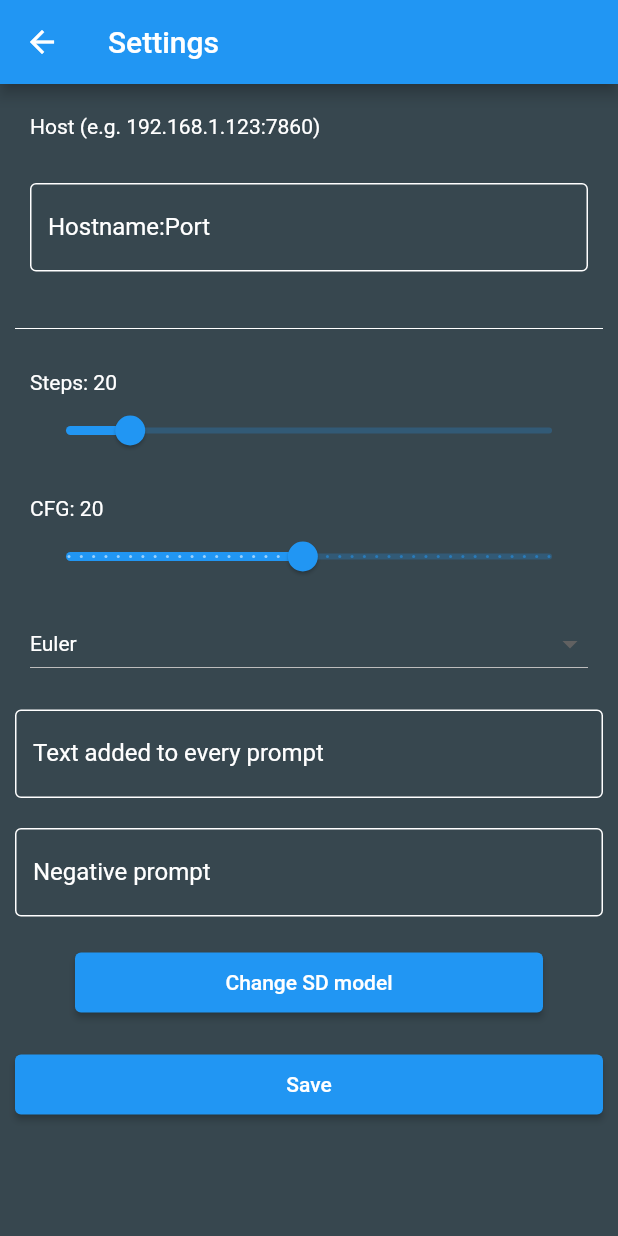
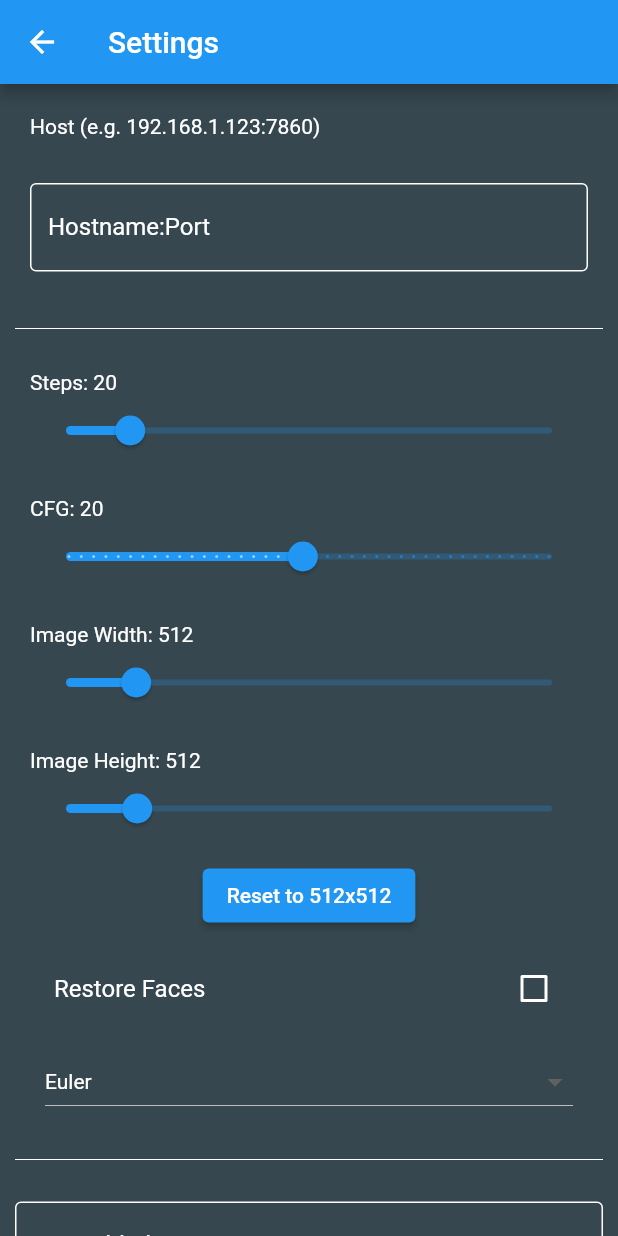
Before and after one commit to bjm021/stable_diffusion_mobileui, a Flutter app: the SettingsPage screen opened by its route, on a phone screen of 412 x 824 dp. Run offline on Flutter 3.47's test engine with Material 2 defaults, Android fonts, the phone set to English and light mode, and no system bars; our stand-ins replace gallery_saver, shared_preferences; missing offline and left inert: dart:ffi; accounts and stored records are empty.

Commit message:
Added restore faces option, image width and height options and fixed wrong sampler names in settings

```diff
--- a/lib/main.dart
+++ b/lib/main.dart
@@ -32,6 +32,7 @@ class MyApp extends StatelessWidget {
         '/settings': (context) => SettingsPage(),
       },
       theme: ThemeData(
+        unselectedWidgetColor: Colors.white,
         primarySwatch: Colors.blue,
         scaffoldBackgroundColor: Colors.blueGrey.shade800,
         textTheme: const TextTheme(
@@ -244,10 +245,11 @@ Future<String> createImage(BuildContext context, String prompt) async {
   map['batch_size'] = "1";
   map['steps'] = "${prefs.getInt("steps")}";
   map['cfg_scale'] = "${prefs.getInt("cfg")}";
-  map['width'] = "512";
-  map['height'] = "512";
+  map['width'] = "${prefs.getInt("width") ?? 512}";
+  map['height'] = "${prefs.getInt("height") ?? 512}";
   map['negative_prompt'] = prefs.getString("defaultNegativePrompt")!;
   map['sampler_index'] = prefs.getString("sampler")!;
+  map['restore_faces'] = prefs.getBool("restore-faces").toString();
 
   var body = json.encode(map);
 
--- a/lib/settings.dart
+++ b/lib/settings.dart
@@ -7,9 +7,12 @@ bool hasDataLoaded = false;
 var host = TextEditingController();
 var steps = ValueNotifier<int>(20);
 var cfg = ValueNotifier<int>(20);
+var restoreFaces = ValueNotifier<bool>(false);
 var sampler = ValueNotifier("Euler");
 var defaultPrompt = TextEditingController(text: "");
 var defaultNegativePrompt = TextEditingController(text: "");
+var width = ValueNotifier<int>(512);
+var height = ValueNotifier<int>(512);
 
 class SettingsPage extends StatefulWidget {
   SettingsPage({Key? key}) : super(key: key);
@@ -124,10 +127,100 @@ class _SettingsPageState extends State<SettingsPage> {
               },
             ),
             ValueListenableBuilder(
+              valueListenable: width,
+              builder: (context, value, child) {
+                return Column(
+                  crossAxisAlignment: CrossAxisAlignment.start,
+                  children: [
+                    Padding(
+                      padding: const EdgeInsets.fromLTRB(20, 10, 20, 0),
+                      child: Text(
+                        "Image Width: ${width.value}",
+                        textAlign: TextAlign.left,
+                      ),
+                    ),
+                    Padding(
+                      padding: const EdgeInsets.fromLTRB(20, 0, 20, 10),
+                      child: Slider(
+                        value: value.toDouble(),
+                        min: 256,
+                        max: 2048,
+                        divisions: 100,
+                        label: value.toString(),
+                        onChanged: (double newValue) {
+                          width.value = newValue.round();
+                        },
+                      ),
+                    ),
+                  ],
+                );
+              },
+            ),
+            ValueListenableBuilder(
+              valueListenable: height,
+              builder: (context, value, child) {
+                return Column(
+                  crossAxisAlignment: CrossAxisAlignment.start,
+                  children: [
+                    Padding(
+                      padding: const EdgeInsets.fromLTRB(20, 10, 20, 0),
+                      child: Text(
+                        "Image Height: ${height.value}",
+                        textAlign: TextAlign.left,
+                      ),
+                    ),
+                    Padding(
+                      padding: const EdgeInsets.fromLTRB(20, 0, 20, 10),
+                      child: Slider(
+                        value: value.toDouble(),
+                        min: 256,
+                        max: 2048,
+                        divisions: 190,
+                        label: value.toString(),
+                        onChanged: (double newValue) {
+                          height.value = newValue.round();
+                        },
+                      ),
+                    ),
+                  ],
+                );
+              },
+            ),
+            Padding(
+              padding: const EdgeInsets.fromLTRB(30, 0, 30, 10),
+              child: Center(
+                child: ElevatedButton(
+                  onPressed: () {
+                    width.value = 512;
+                    height.value = 512;
+                  },
+                  child: const Text("Reset to 512x512"),
+                ),
+              )
+            ),
+            ValueListenableBuilder(
+              valueListenable: restoreFaces,
+              builder: (context, value, child) {
+                return Padding(
+                  padding: const EdgeInsets.fromLTRB(20, 0, 20, 10),
+                  child: CheckboxListTile(
+                    title: const Text(
+                      "Restore Faces",
+                      style: TextStyle(color: Colors.white),
+                    ),
+                    value: value,
+                    onChanged: (bool? newValue) {
+                      restoreFaces.value = newValue!;
+                    },
+                  ),
+                );
+              },
+            ),
+            ValueListenableBuilder(
               valueListenable: sampler,
               builder: (context, value, child) {
                 return Padding(
-                  padding: const EdgeInsets.fromLTRB(20, 0, 20, 10),
+                  padding: const EdgeInsets.fromLTRB(30, 0, 30, 10),
                   child: DropdownButton(
                     onChanged: (String? newValue) {
                       sampler.value = newValue!;
@@ -158,16 +251,16 @@ class _SettingsPageState extends State<SettingsPage> {
                         child: Text("DPM2 a"),
                       ),
                       DropdownMenuItem(
-                        value: "DPM2++ 2S a",
-                        child: Text("DPM2++ 2S a"),
+                        value: "DPM++ 2S a",
+                        child: Text("DPM++ 2S a"),
                       ),
                       DropdownMenuItem(
                         value: "DPM++ 2M",
                         child: Text("DPM++ 2M"),
                       ),
                       DropdownMenuItem(
-                        value: "DPM2++ SDE",
-                        child: Text("DPM2++ SDE"),
+                        value: "DPM++ SDE",
+                        child: Text("DPM++ SDE"),
                       ),
                       DropdownMenuItem(
                         value: "DPM fast",
@@ -198,7 +291,7 @@ class _SettingsPageState extends State<SettingsPage> {
                         child: Text("DPM++ 2M Karras"),
                       ),
                       DropdownMenuItem(
-                        value: "DPM2++ SDE Karras",
+                        value: "DPM++ SDE Karras",
                         child: Text("DPM++ SDE Karras"),
                       ),
                       DropdownMenuItem(
@@ -218,6 +311,12 @@ class _SettingsPageState extends State<SettingsPage> {
                   ),
                 );
               },
+            ),
+            const Padding(
+              padding: EdgeInsets.fromLTRB(10, 10, 10, 10),
+              child: Divider(
+                color: Colors.white,
+              ),
             ),
             Padding(
               padding: const EdgeInsets.fromLTRB(10, 10, 10, 10),
@@ -272,8 +371,10 @@ class _SettingsPageState extends State<SettingsPage> {
                           return AlertDialog(
                             title: const Text("Select SD model"),
                             backgroundColor: Colors.blueGrey.shade900,
-                            contentTextStyle: const TextStyle(color: Colors.white),
-                            titleTextStyle: const TextStyle(color: Colors.white),
+                            contentTextStyle:
+                                const TextStyle(color: Colors.white),
+                            titleTextStyle:
+                                const TextStyle(color: Colors.white),
                             content: Container(
                               width: double.maxFinite,
                               child: ListView.builder(
@@ -290,10 +391,13 @@ class _SettingsPageState extends State<SettingsPage> {
                                         barrierDismissible: false,
                                         context: context,
                                         builder: (BuildContext context) {
-                                          setSDModel(value[index]["title"], context);
+                                          setSDModel(
+                                              value[index]["title"], context);
                                           return AlertDialog(
-                                            backgroundColor: Colors.blueGrey.shade900,
-                                            titleTextStyle: const TextStyle(color: Colors.white),
+                                            backgroundColor:
+                                                Colors.blueGrey.shade900,
+                                            titleTextStyle: const TextStyle(
+                                                color: Colors.white),
                                             title: const Text("Loading model"),
                                             content:
                                                 const CircularProgressIndicator(),
@@ -352,6 +456,9 @@ Future<void> saveConfig(BuildContext context) async {
   prefs.setString('sampler', sampler.value);
   prefs.setString('defaultPrompt', defaultPrompt.text);
   prefs.setString('defaultNegativePrompt', defaultNegativePrompt.text);
+  prefs.setBool('restore-faces', restoreFaces.value);
+  prefs.setInt("width", width.value);
+  prefs.setInt("height", height.value);
 
   print(
       "Saving: ${host.value}, ${steps.value}, ${cfg.value}, ${sampler.value}, ${defaultPrompt.value};;; ${defaultNegativePrompt.value}");
@@ -364,10 +471,13 @@ Future<void> loadSavedData() async {
       steps.value = prefs.getInt("steps") ?? 20;
       host.text = prefs.getString("host") ?? "";
       cfg.value = prefs.getInt("cfg") ?? 20;
+      restoreFaces.value = prefs.getBool("restore-faces") ?? false;
       sampler.value = prefs.getString("sampler") ?? "Euler";
       defaultPrompt.text = prefs.getString("defaultPrompt") ?? "";
       defaultNegativePrompt.text =
           prefs.getString("defaultNegativePrompt") ?? "";
+      width.value = prefs.getInt("width") ?? 512;
+      height.value = prefs.getInt("height") ?? 512;
       hasDataLoaded = true;
     }
   }
@@ -425,5 +535,4 @@ Future<void> setSDModel(model, context) async {
     print(response.body);
     throw Exception('Failed to set model! Status code: ${response.statusCode}');
   }
-
 }
```
Also changed, not shown: pubspec.lock.
